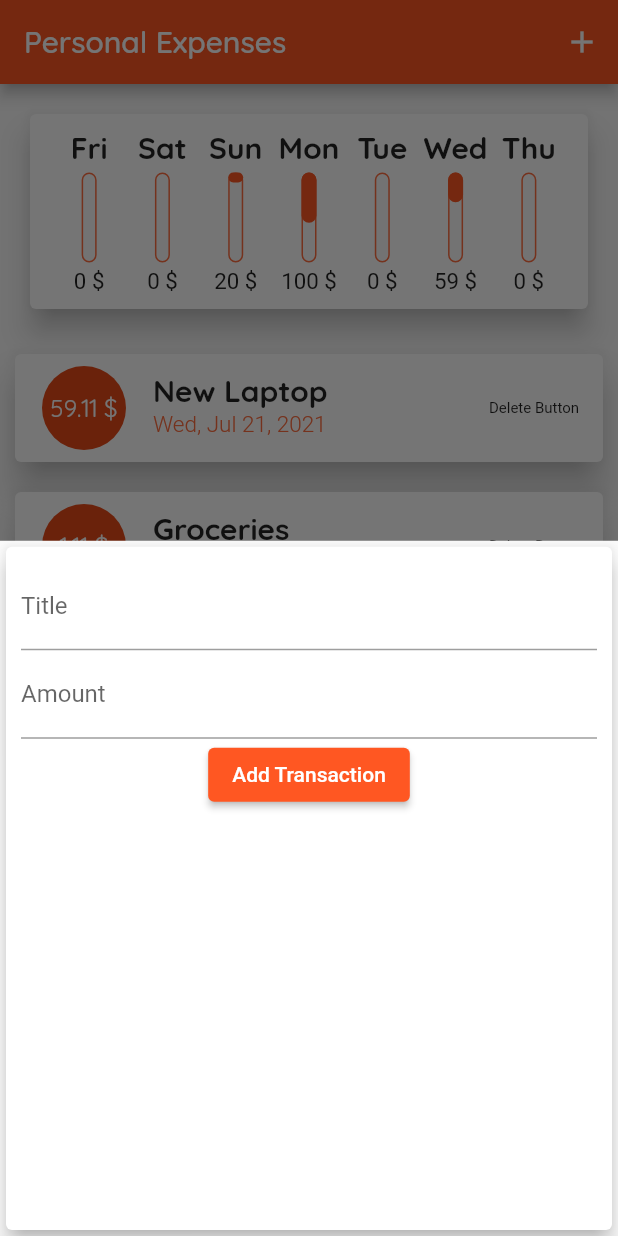
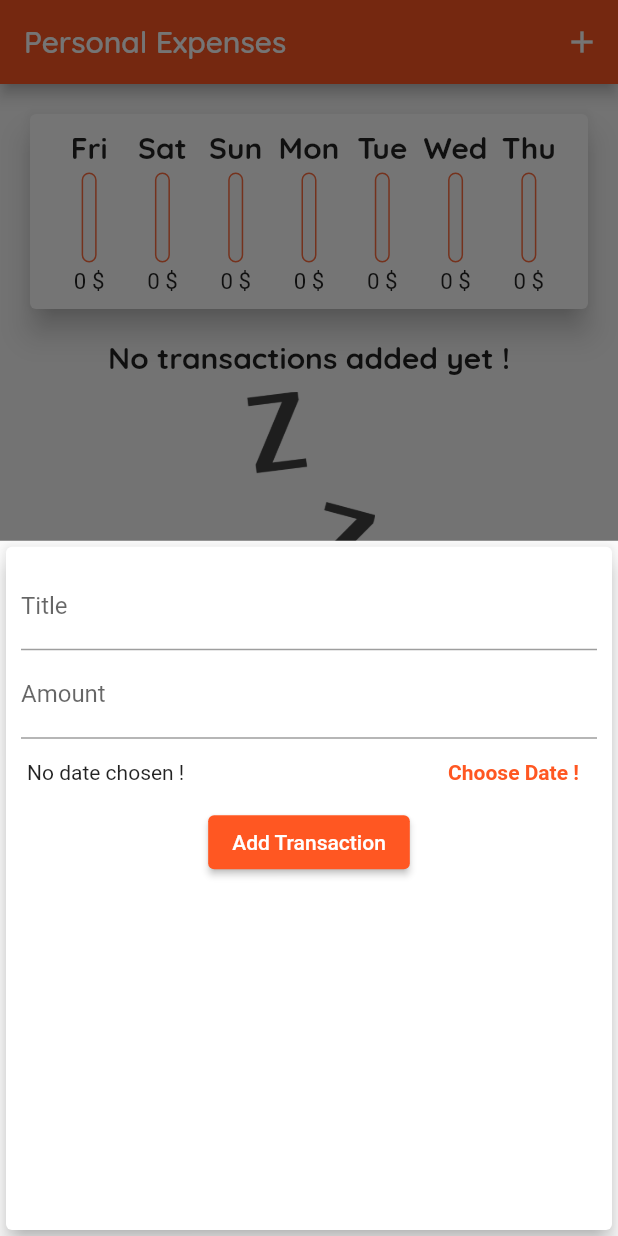
Before and after one commit to CristiPV/bookish-train, a Flutter app: the screen it shows after launch, after a tap on the "add" icon, on a phone screen of 412 x 824 dp. Run offline on Flutter 3.47's test engine with Material 2 defaults, Android fonts, the phone set to English and light mode, and no system bars.

Commit message:
Add datepicker to form

```diff
--- a/expense_planner/lib/main.dart
+++ b/expense_planner/lib/main.dart
@@ -36,30 +36,30 @@ class MyHomePage extends StatefulWidget {
 
 class _MyHomePageState extends State<MyHomePage> {
   final List<Transaction> _transactions = [
-    Transaction(
-      id: "t1",
-      title: "New Laptop",
-      amount: 59.11,
-      date: DateTime.now().subtract(Duration(days: 1)),
-    ),
-    Transaction(
-      id: "t2",
-      title: "Groceries",
-      amount: 1.11,
-      date: DateTime.now().subtract(Duration(days: 8)),
-    ),
-    Transaction(
-      id: "t3",
-      title: "Horse",
-      amount: 100.11,
-      date: DateTime.now().subtract(Duration(days: 3)),
-    ),
-    Transaction(
-      id: "t4",
-      title: "Sofa",
-      amount: 20.11,
-      date: DateTime.now().subtract(Duration(days: 4)),
-    ),
+  //   Transaction(
+  //     id: "t1",
+  //     title: "New Laptop",
+  //     amount: 59.11,
+  //     date: DateTime.now().subtract(Duration(days: 1)),
+  //   ),
+  //   Transaction(
+  //     id: "t2",
+  //     title: "Groceries",
+  //     amount: 1.11,
+  //     date: DateTime.now().subtract(Duration(days: 8)),
+  //   ),
+  //   Transaction(
+  //     id: "t3",
+  //     title: "Horse",
+  //     amount: 100.11,
+  //     date: DateTime.now().subtract(Duration(days: 3)),
+  //   ),
+  //   Transaction(
+  //     id: "t4",
+  //     title: "Sofa",
+  //     amount: 20.11,
+  //     date: DateTime.now().subtract(Duration(days: 4)),
+  //   ),
   ];
 
   List<Transaction> get _recentTransactions {
@@ -69,12 +69,12 @@ class _MyHomePageState extends State<MyHomePage> {
     }).toList();
   }
 
-  void _addTransaction(String title, double amount) {
+  void _addTransaction(String title, double amount, DateTime date) {
     final newTransaction = Transaction(
       title: title,
       amount: amount,
       id: DateTime.now().toString(),
-      date: DateTime.now(),
+      date: date,
     );
 
     setState(() {
--- a/expense_planner/lib/widgets/transaction_form.dart
+++ b/expense_planner/lib/widgets/transaction_form.dart
@@ -1,4 +1,5 @@
 import 'package:flutter/material.dart';
+import 'package:intl/intl.dart';
 
 class TransactionForm extends StatefulWidget {
   final Function _addTransaction;
@@ -12,21 +13,41 @@ class TransactionForm extends StatefulWidget {
 class _TransactionFormState extends State<TransactionForm> {
   final titleController = TextEditingController();
   final amountController = TextEditingController();
+  late DateTime _inputDate;
+  var _inputDateChosen = false;
 
-  void submitForm() {
-    final inputTitle = titleController.text;
-    final inputAmount = double.parse(amountController.text);
+  void _submitForm() {
+    final _inputTitle = titleController.text;
+    final _inputAmount = double.parse(amountController.text);
 
-    if (inputTitle.isEmpty || inputAmount < 0) {
+    if (_inputTitle.isEmpty || _inputAmount < 0 || !_inputDateChosen) {
       return;
     }
 
     widget._addTransaction(
-      inputTitle,
-      inputAmount,
+      _inputTitle,
+      _inputAmount,
+      _inputDate,
     );
 
     Navigator.of(context).pop();
+  }
+
+  void _showDatePicker() {
+    showDatePicker(
+      context: context,
+      initialDate: DateTime.now(),
+      firstDate: DateTime(2000),
+      lastDate: DateTime.now(),
+    ).then((pickedDate) {
+      if (pickedDate == null) {
+        return;
+      }
+      setState(() {
+        _inputDateChosen = true;
+        _inputDate = pickedDate;
+      });
+    });
   }
 
   @override
@@ -40,19 +61,47 @@ class _TransactionFormState extends State<TransactionForm> {
             TextField(
               decoration: InputDecoration(labelText: "Title"),
               controller: titleController,
-              onSubmitted: (_) => submitForm(),
+              onSubmitted: (_) => _submitForm(),
               //onChanged: (input) => titleInput = input,
             ),
             TextField(
               decoration: InputDecoration(labelText: "Amount"),
               controller: amountController,
               keyboardType: TextInputType.number,
-              onSubmitted: (_) => submitForm(),
+              onSubmitted: (_) => _submitForm(),
               //onChanged: (input) => amountInput = input,
+            ),
+            Container(
+              height: 45,
+              margin: EdgeInsets.symmetric(horizontal: 4),
+              child: Row(
+                mainAxisAlignment: MainAxisAlignment.spaceBetween,
+                children: [
+                  Text(
+                    !_inputDateChosen
+                        ? "No date chosen !"
+                        : "Picked date: ${DateFormat.yMMMEd().format(_inputDate)}",
+                    textAlign: TextAlign.left,
+                  ),
+                  TextButton(
+                    style: ButtonStyle(
+                      alignment: Alignment.centerRight,
+                      textStyle: MaterialStateProperty.all(
+                        TextStyle(
+                          fontWeight: FontWeight.bold,
+                          color: Theme.of(context).accentColor,
+                        ),
+                      ),
+                    ),
+                    onPressed: _showDatePicker,
+                    child: Text("Choose Date !"),
+                  ),
+                ],
+              ),
             ),
             ElevatedButton(
               child: Text("Add Transaction"),
-              onPressed: submitForm,
+              onPressed: _submitForm,
             ),
           ],
         ),
--- a/expense_planner/lib/widgets/transaction_list.dart
+++ b/expense_planner/lib/widgets/transaction_list.dart
@@ -42,11 +42,9 @@ class TransactionList extends StatelessWidget {
                         color: Theme.of(context).accentColor,
                       ),
                     ),
-                    trailing: Text(
-                      "Delete Button",
-                      style: TextStyle(
-                        fontSize: 10,
-                      ),
+                    trailing: IconButton(
+                      icon: Icon(Icons.delete),
+                      onPressed: () {},
                     ),
                   ),
                 );
```
